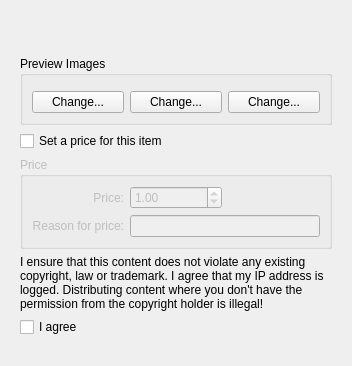
Qt form knewstuff/knewstuff3/uploaddialog.ui (KDE/kdelibs) before a commit.
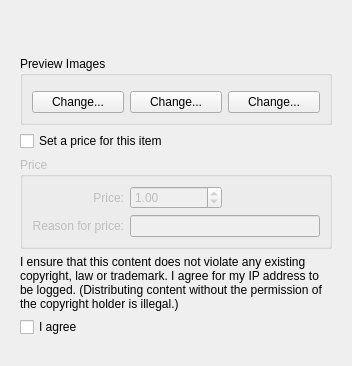
The same form after that commit. Custom widgets are drawn as their Qt base class.

Commit message: Proof-reading: a little re-wording, and changed "don't" to "do not" (house style).

```diff
--- a/knewstuff/knewstuff3/uploaddialog.ui
+++ b/knewstuff/knewstuff3/uploaddialog.ui
@@ -428,7 +428,7 @@
        <item>
         <widget class="QLabel" name="label">
          <property name="text">
-          <string>I ensure that this content does not violate any existing copyright, law or trademark. I agree that my IP address is logged. Distributing content where you don't have the permission from the copyright holder is illegal!</string>
+          <string>I ensure that this content does not violate any existing copyright, law or trademark. I agree for my IP address to be logged. (Distributing content without the permission of the copyright holder is illegal.)</string>
          </property>
          <property name="wordWrap">
           <bool>true</bool>
```
